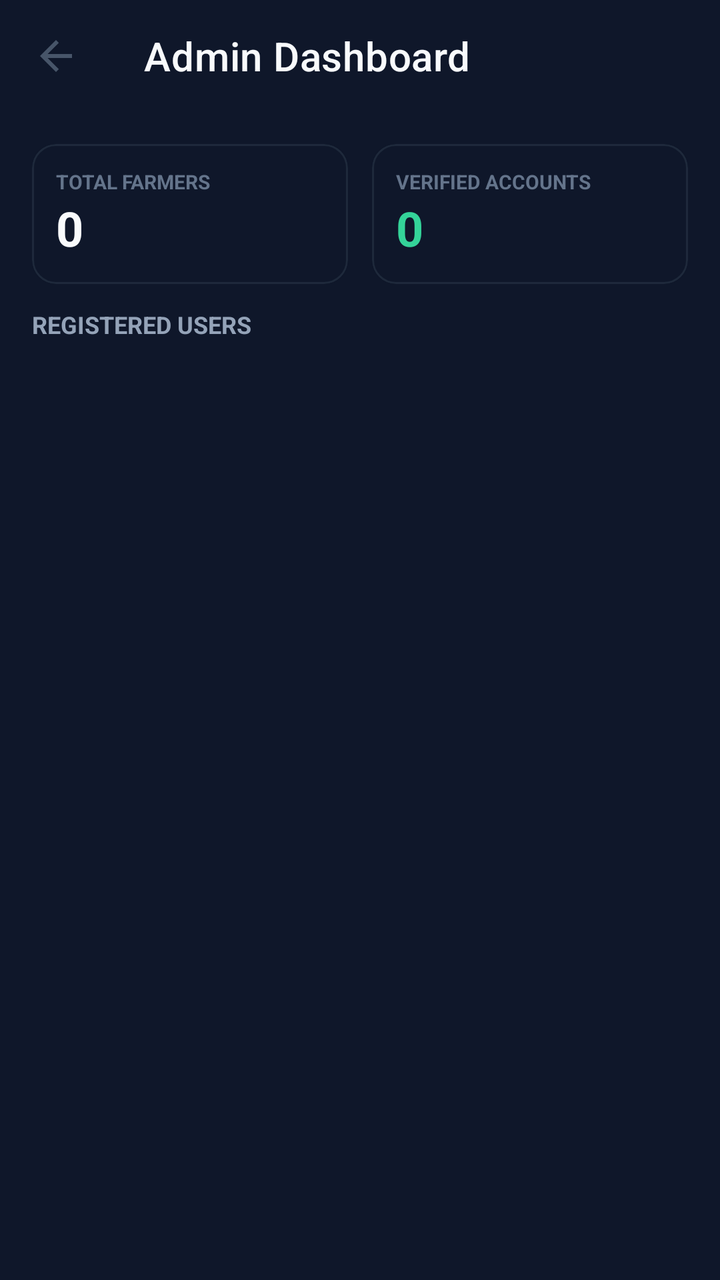
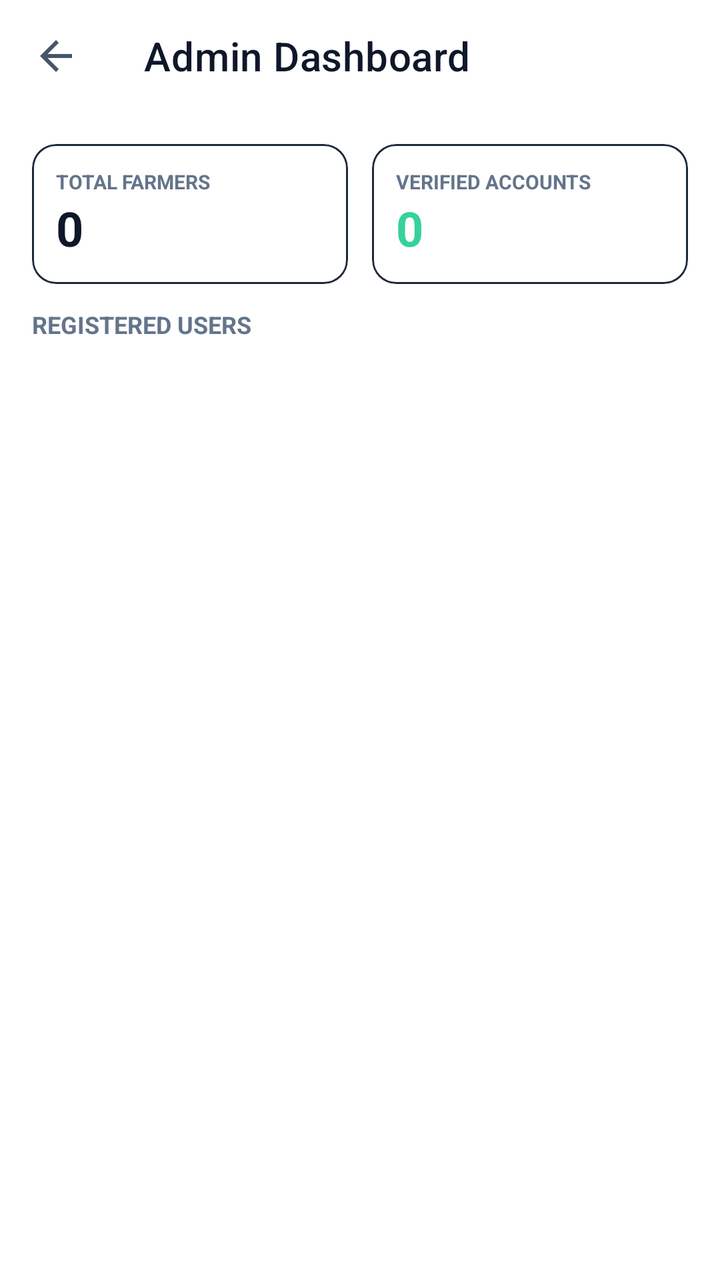

The first picture is an Android layout as it rendered before a commit; the second is the same layout after the commit. The layout source and the unified diff follow.
<!-- AndroidManifest.xml: application theme AppTheme -->
<!-- res/layout/fragment_admin.xml -->
<?xml version="1.0" encoding="utf-8"?>
<androidx.constraintlayout.widget.ConstraintLayout xmlns:android="http://schemas.android.com/apk/res/android"
    xmlns:app="http://schemas.android.com/apk/res-auto"
    android:layout_width="match_parent"
    android:layout_height="match_parent"
    android:background="#0f172a">

    <com.google.android.material.appbar.AppBarLayout
        android:id="@+id/appBarLayout"
        android:layout_width="match_parent"
        android:layout_height="wrap_content"
        android:background="#0f172a"
        app:elevation="0dp"
        app:layout_constraintTop_toTopOf="parent">

        <androidx.appcompat.widget.Toolbar
            android:id="@+id/toolbar"
            android:layout_width="match_parent"
            android:layout_height="?attr/actionBarSize"
            app:title="Admin Dashboard"
            app:titleTextColor="#f8fafc"
            app:navigationIcon="?attr/homeAsUpIndicator" />
    </com.google.android.material.appbar.AppBarLayout>

    <ScrollView
        android:layout_width="match_parent"
        android:layout_height="0dp"
        app:layout_constraintBottom_toBottomOf="parent"
        app:layout_constraintTop_toBottomOf="@id/appBarLayout">

        <LinearLayout
            android:layout_width="match_parent"
            android:layout_height="wrap_content"
            android:orientation="vertical"
            android:padding="16dp">

            
            <LinearLayout
                android:layout_width="match_parent"
                android:layout_height="wrap_content"
                android:orientation="horizontal"
                android:layout_marginBottom="12dp">
                
                <com.google.android.material.card.MaterialCardView
                    android:layout_width="0dp"
                    android:layout_weight="1"
                    android:layout_height="wrap_content"
                    android:layout_marginEnd="6dp"
                    app:cardBackgroundColor="#0f172a"
                    app:cardCornerRadius="12dp"
                    app:strokeColor="#1e293b"
                    app:strokeWidth="1dp">
                    <LinearLayout
                        android:layout_width="match_parent"
                        android:layout_height="wrap_content"
                        android:orientation="vertical"
                        android:padding="12dp">
                        <TextView
                            android:layout_width="wrap_content"
                            android:layout_height="wrap_content"
                            android:text="TOTAL FARMERS"
                            android:textColor="#64748b"
                            android:textSize="10sp"
                            android:textStyle="bold" />
                        <TextView
                            android:id="@+id/tvTotalFarmers"
                            android:layout_width="wrap_content"
                            android:layout_height="wrap_content"
                            android:text="0"
                            android:textColor="#f8fafc"
                            android:textSize="24sp"
                            android:textStyle="bold" />
                    </LinearLayout>
                </com.google.android.material.card.MaterialCardView>

                <com.google.android.material.card.MaterialCardView
                    android:layout_width="0dp"
                    android:layout_weight="1"
                    android:layout_height="wrap_content"
                    android:layout_marginStart="6dp"
                    app:cardBackgroundColor="#0f172a"
                    app:cardCornerRadius="12dp"
                    app:strokeColor="#1e293b"
                    app:strokeWidth="1dp">
                    <LinearLayout
                        android:layout_width="match_parent"
                        android:layout_height="wrap_content"
                        android:orientation="vertical"
                        android:padding="12dp">
                        <TextView
                            android:layout_width="wrap_content"
                            android:layout_height="wrap_content"
                            android:text="VERIFIED ACCOUNTS"
                            android:textColor="#64748b"
                            android:textSize="10sp"
                            android:textStyle="bold" />
                        <TextView
                            android:id="@+id/tvVerifiedAccounts"
                            android:layout_width="wrap_content"
                            android:layout_height="wrap_content"
                            android:text="0"
                            android:textColor="#34d399"
                            android:textSize="24sp"
                            android:textStyle="bold" />
                    </LinearLayout>
                </com.google.android.material.card.MaterialCardView>
            </LinearLayout>

            <TextView
                android:layout_width="wrap_content"
                android:layout_height="wrap_content"
                android:text="REGISTERED USERS"
                android:textColor="#94a3b8"
                android:textSize="12sp"
                android:textStyle="bold"
                android:layout_marginBottom="8dp" />

            <androidx.recyclerview.widget.RecyclerView
                android:id="@+id/rvUsers"
                android:layout_width="match_parent"
                android:layout_height="wrap_content"
                android:nestedScrollingEnabled="false"
                app:layoutManager="androidx.recyclerview.widget.LinearLayoutManager" />

        </LinearLayout>
    </ScrollView>
</androidx.constraintlayout.widget.ConstraintLayout>
<!-- resources referenced by this layout -->
<resources>
  <style name="AppTheme" parent="Theme.MaterialComponents.DayNight.NoActionBar">
          <item name="colorPrimary">@color/colorPrimary</item>
          <item name="colorPrimaryDark">@color/colorPrimaryDark</item>
          <item name="colorAccent">@color/colorAccent</item>
          <item name="android:windowBackground">@color/colorBackground</item>
          <item name="android:statusBarColor">@color/colorBackground</item>
          <item name="android:navigationBarColor">@color/colorBottomNav</item>
          <item name="android:textColorPrimary">@color/colorTextPrimary</item>
          <item name="android:textColorSecondary">@color/colorTextSecondary</item>
          <item name="elevationOverlayEnabled">false</item>
      </style>
  <color name="colorPrimary">#059669</color>
  <color name="colorPrimaryDark">#047857</color>
  <color name="colorAccent">#10B981</color>
  <color name="colorBackground">#F8FAFC</color>
  <color name="colorBottomNav">#FFFFFF</color>
  <color name="colorTextPrimary">#0F172A</color>
  <color name="colorTextSecondary">#475569</color>
</resources>

<!-- the commit's change to res/layout/fragment_admin.xml (unified diff, before → after) -->
@@ -3,13 +3,13 @@
     xmlns:app="http://schemas.android.com/apk/res-auto"
     android:layout_width="match_parent"
     android:layout_height="match_parent"
-    android:background="#0f172a">
+    android:background="@color/colorSurface">
 
     <com.google.android.material.appbar.AppBarLayout
         android:id="@+id/appBarLayout"
         android:layout_width="match_parent"
         android:layout_height="wrap_content"
-        android:background="#0f172a"
+        android:background="@color/colorSurface"
         app:elevation="0dp"
         app:layout_constraintTop_toTopOf="parent">
 
@@ -18,7 +18,7 @@
             android:layout_width="match_parent"
             android:layout_height="?attr/actionBarSize"
             app:title="Admin Dashboard"
-            app:titleTextColor="#f8fafc"
+            app:titleTextColor="@color/colorTextPrimary"
             app:navigationIcon="?attr/homeAsUpIndicator" />
     </com.google.android.material.appbar.AppBarLayout>
 
@@ -46,7 +46,7 @@
                     android:layout_weight="1"
                     android:layout_height="wrap_content"
                     android:layout_marginEnd="6dp"
-                    app:cardBackgroundColor="#0f172a"
+                    app:cardBackgroundColor="@color/colorSurface"
                     app:cardCornerRadius="12dp"
                     app:strokeColor="#1e293b"
                     app:strokeWidth="1dp">
@@ -59,7 +59,7 @@
                             android:layout_width="wrap_content"
                             android:layout_height="wrap_content"
                             android:text="TOTAL FARMERS"
-                            android:textColor="#64748b"
+                            android:textColor="@color/colorTextMuted"
                             android:textSize="10sp"
                             android:textStyle="bold" />
                         <TextView
@@ -67,7 +67,7 @@
                             android:layout_width="wrap_content"
                             android:layout_height="wrap_content"
                             android:text="0"
-                            android:textColor="#f8fafc"
+                            android:textColor="@color/colorTextPrimary"
                             android:textSize="24sp"
                             android:textStyle="bold" />
                     </LinearLayout>
@@ -78,7 +78,7 @@
                     android:layout_weight="1"
                     android:layout_height="wrap_content"
                     android:layout_marginStart="6dp"
-                    app:cardBackgroundColor="#0f172a"
+                    app:cardBackgroundColor="@color/colorSurface"
                     app:cardCornerRadius="12dp"
                     app:strokeColor="#1e293b"
                     app:strokeWidth="1dp">
@@ -91,7 +91,7 @@
                             android:layout_width="wrap_content"
                             android:layout_height="wrap_content"
                             android:text="VERIFIED ACCOUNTS"
-                            android:textColor="#64748b"
+                            android:textColor="@color/colorTextMuted"
                             android:textSize="10sp"
                             android:textStyle="bold" />
                         <TextView
@@ -110,7 +110,7 @@
                 android:layout_width="wrap_content"
                 android:layout_height="wrap_content"
                 android:text="REGISTERED USERS"
-                android:textColor="#94a3b8"
+                android:textColor="@color/colorTextMuted"
                 android:textSize="12sp"
                 android:textStyle="bold"
                 android:layout_marginBottom="8dp" />
<!-- resource entries referenced after the edit -->
@@ -1,5 +1,7 @@
 <!-- resources referenced by this layout -->
 <resources>
+  <color name="colorSurface">#FFFFFF</color>
+  <color name="colorTextMuted">#64748B</color>
   <style name="AppTheme" parent="Theme.MaterialComponents.DayNight.NoActionBar">
           <item name="colorPrimary">@color/colorPrimary</item>
           <item name="colorPrimaryDark">@color/colorPrimaryDark</item>
